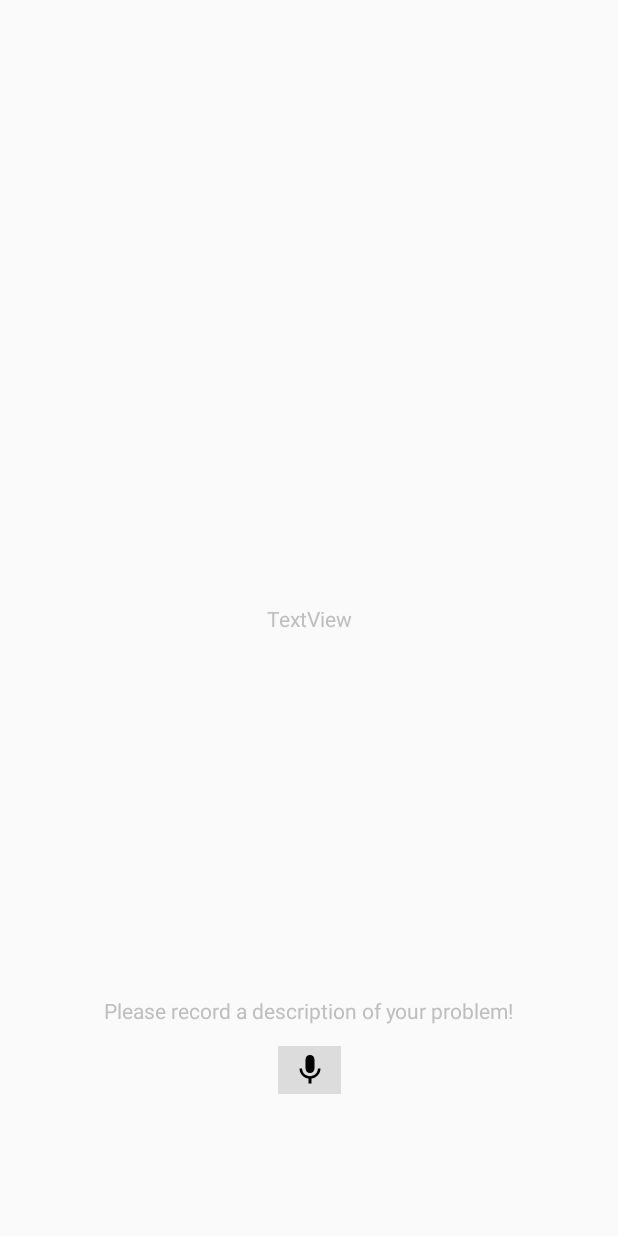
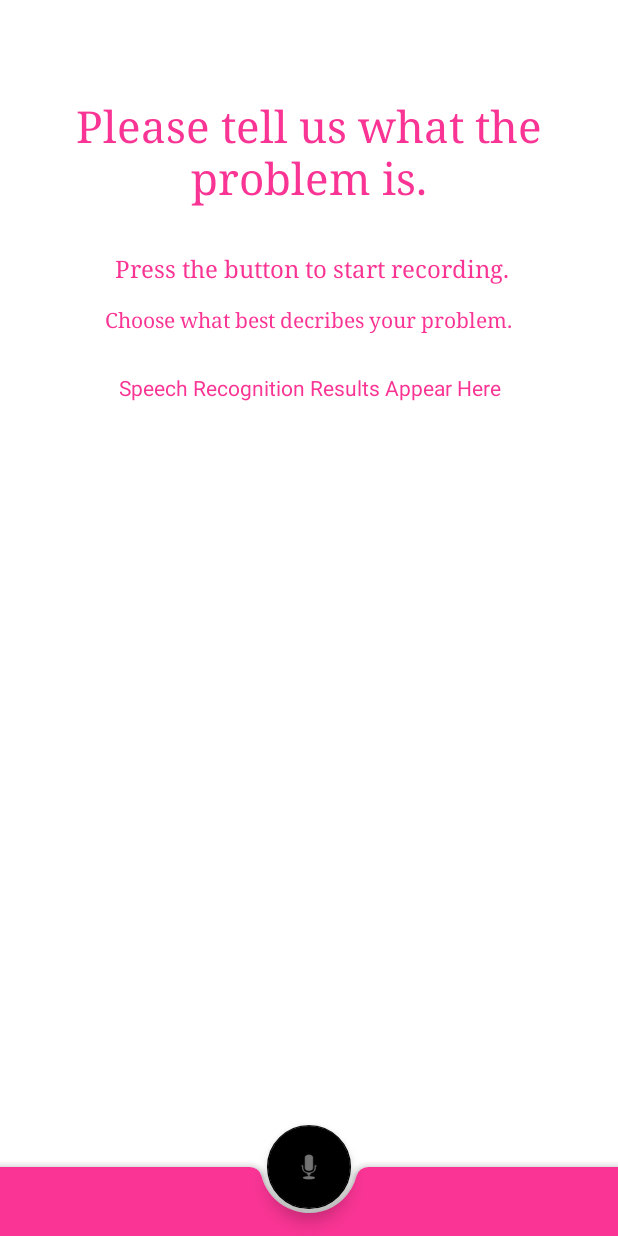
Before and after one commit to adi2624/T-Mobile-Rescue-App, an Android app: the MainActivity screen opened directly, with no data from a screen before it, on a phone screen of 412 x 824 dp. Run offline under Robolectric (Android 15) with nearby library versions, the phone set to English and light mode, and no system bars.

Commit message:
Updated UI

```diff
--- a/app/build.gradle
+++ b/app/build.gradle
@@ -26,8 +26,9 @@ android {
 dependencies {
     //compile 'com.google.android.material:material:1.0.0-beta01'
     compile fileTree(include: ['*.jar'], dir: 'libs')
-    implementation 'com.android.support:appcompat-v7:28.0.0'
-    implementation 'com.android.support:design:28.0.0'
+    implementation 'com.android.support:appcompat-v7:28.0.0-alpha1'
+    implementation 'com.android.support:design:28.0.0-alpha1'
+    implementation 'com.android.support:support-v4:28.0.0-alpha1'
     compile "org.jetbrains.kotlin:kotlin-stdlib:$kotlin_version"
     compile project(':bubblepicker')
     compile 'com.android.support.constraint:constraint-layout:1.1.3'
--- a/app/src/main/AndroidManifest.xml
+++ b/app/src/main/AndroidManifest.xml
@@ -17,15 +17,16 @@
         <activity
             android:name=".SplashActivity"
             android:theme="@style/AppTheme.Launcher">
+            <intent-filter>
+                <action android:name="android.intent.action.MAIN" />
+                <category android:name="android.intent.category.LAUNCHER" />
+            </intent-filter>
 
         </activity>
         <activity
             android:name=".Main2Activity"
             android:theme="@style/AppTheme">
-            <intent-filter>
-                <action android:name="android.intent.action.MAIN" />
-                <category android:name="android.intent.category.LAUNCHER" />
-            </intent-filter>
+
         </activity>
     </application>
 
--- a/app/src/main/java/com/igalata/bubblepickerdemo/DemoActivity.kt
+++ b/app/src/main/java/com/igalata/bubblepickerdemo/DemoActivity.kt
@@ -35,9 +35,9 @@ class DemoActivity : AppCompatActivity() {
         super.onCreate(savedInstanceState)
         setContentView(R.layout.activity_demo)
 
-        titleTextView.typeface = mediumTypeface
-        subtitleTextView.typeface = boldTypeface
-        hintTextView.typeface = regularTypeface
+       // titleTextView.typeface = mediumTypeface
+        //subtitleTextView.typeface = boldTypeface
+       // hintTextView.typeface = regularTypeface
         if (Build.VERSION.SDK_INT >= Build.VERSION_CODES.LOLLIPOP) {
             subtitleTextView.letterSpacing = 0.06f
             hintTextView.letterSpacing = 0.05f
--- a/app/src/main/java/com/igalata/bubblepickerdemo/MainActivity.java
+++ b/app/src/main/java/com/igalata/bubblepickerdemo/MainActivity.java
@@ -21,11 +21,11 @@ public class MainActivity extends AppCompatActivity {
         setContentView(R.layout.activity_main);
 
 
-        TextView box = findViewById(R.id.textView);
+
         String message = "Please record a description of your problem!";
-        box.setText(message);
+        //box.setText(message);
 
-        ImageButton mic = findViewById(R.id.btnSpeak);
+        ImageButton mic = findViewById(R.id.fab);
         mic.setOnClickListener(new View.OnClickListener() {
             @Override
             public void onClick(View view) {
@@ -50,7 +50,7 @@ public class MainActivity extends AppCompatActivity {
     @Override
     protected void onActivityResult(int requestCode, int resultCode, Intent data) {
         super.onActivityResult(requestCode, resultCode, data);
-        TextView results = findViewById(R.id.Results);
+        TextView results = findViewById(R.id.textView2);
         switch (requestCode) {
             case REQ_CODE_SPEECH_INPUT: {
                 if (resultCode == RESULT_OK && null != data) {
--- a/app/src/main/res/drawable/ic_baseline_mic_24px.xml
+++ /dev/null
@@ -1,9 +0,0 @@
-<vector xmlns:android="http://schemas.android.com/apk/res/android"
-    android:width="24dp"
-    android:height="24dp"
-    android:viewportWidth="24"
-    android:viewportHeight="24">
-  <path
-      android:fillColor="#FF000000"
-      android:pathData="M12,14c1.66,0 2.99,-1.34 2.99,-3L15,5c0,-1.66 -1.34,-3 -3,-3S9,3.34 9,5v6c0,1.66 1.34,3 3,3zM17.3,11c0,3 -2.54,5.1 -5.3,5.1S6.7,14 6.7,11L5,11c0,3.41 2.72,6.23 6,6.72L11,21h2v-3.28c3.28,-0.48 6,-3.3 6,-6.72h-1.7z"/>
-</vector>
--- a/app/src/main/res/layout/activity_demo.xml
+++ b/app/src/main/res/layout/activity_demo.xml
@@ -1,10 +1,18 @@
 <?xml version="1.0" encoding="utf-8"?>
+<android.support.design.widget.CoordinatorLayout
+    xmlns:android="http://schemas.android.com/apk/res/android"
+    xmlns:app="http://schemas.android.com/apk/res-auto"
+    xmlns:tools="http://schemas.android.com/tools"
+    android:layout_width="match_parent"
+    android:layout_height="match_parent"
+    tools:context=".MainActivity">
+
     <LinearLayout xmlns:android="http://schemas.android.com/apk/res/android"
         xmlns:app="http://schemas.android.com/apk/res-auto"
         android:layout_width="match_parent"
         android:layout_height="match_parent"
-    android:background="@android:color/background_dark"
-    android:backgroundTint="@android:color/black"
+        android:background="@android:color/white"
+        android:backgroundTint="@android:color/white"
         android:orientation="vertical">
 
         <TextView
@@ -13,9 +21,11 @@
             android:layout_height="149dp"
             android:layout_gravity="center"
             android:layout_marginTop="26dp"
+            android:autoText="false"
             android:fontFamily="serif"
             android:fontFeatureSettings="?android:attr/candidatesTextStyleSpans"
             android:gravity="center"
+            android:includeFontPadding="true"
             android:text="Welcome to T-Mobile Rescue!"
             android:textAllCaps="false"
             android:textColor="@color/roseEnd"
@@ -49,8 +59,10 @@
         <com.igalata.bubblepicker.rendering.BubblePicker
             android:id="@+id/picker"
             android:layout_width="match_parent"
-        android:layout_height="379dp"
-        android:backgroundTint="@android:color/black"
-        app:backgroundColor="@android:color/background_dark" />
+            android:layout_height="292dp"
+            android:backgroundTint="@android:color/white"
+            app:backgroundColor="@android:color/white" />
 
     </LinearLayout>
+
+</android.support.design.widget.CoordinatorLayout>
--- a/app/src/main/res/layout/activity_main.xml
+++ b/app/src/main/res/layout/activity_main.xml
@@ -1,51 +1,90 @@
 <?xml version="1.0" encoding="utf-8"?>
-<android.support.constraint.ConstraintLayout xmlns:android="http://schemas.android.com/apk/res/android"
+<android.support.design.widget.CoordinatorLayout
+    xmlns:android="http://schemas.android.com/apk/res/android"
     xmlns:app="http://schemas.android.com/apk/res-auto"
-    android:theme="@android:style/Theme.NoTitleBar.Fullscreen"
     xmlns:tools="http://schemas.android.com/tools"
     android:layout_width="match_parent"
     android:layout_height="match_parent"
     tools:context=".MainActivity">
 
-    <ImageButton
-        android:id="@+id/btnSpeak"
-        android:layout_width="50dp"
-        android:layout_height="wrap_content"
-        android:layout_marginStart="8dp"
-        android:layout_marginTop="8dp"
-        android:layout_marginEnd="8dp"
-        android:layout_marginBottom="8dp"
-        app:layout_constraintBottom_toBottomOf="parent"
-        app:layout_constraintEnd_toEndOf="parent"
-        app:layout_constraintStart_toStartOf="parent"
-        app:layout_constraintTop_toTopOf="parent"
-        app:layout_constraintVertical_bias="0.894"
-        app:srcCompat="@drawable/ic_baseline_mic_24px" />
+    <LinearLayout xmlns:android="http://schemas.android.com/apk/res/android"
+        xmlns:app="http://schemas.android.com/apk/res-auto"
+        android:layout_width="match_parent"
+        android:layout_height="match_parent"
+        android:background="@android:color/white"
+        android:backgroundTint="@android:color/white"
+        android:orientation="vertical">
 
         <TextView
-        android:id="@+id/textView"
+            android:id="@+id/titleTextView"
+            android:layout_width="wrap_content"
+            android:layout_height="149dp"
+            android:layout_gravity="center"
+            android:layout_marginTop="26dp"
+            android:fontFamily="serif"
+            android:fontFeatureSettings="?android:attr/candidatesTextStyleSpans"
+            android:gravity="center"
+            android:text="Please tell us what the problem is."
+            android:textAllCaps="false"
+            android:textColor="@color/roseEnd"
+            android:textSize="29sp" />
+
+        <TextView
+            android:id="@+id/subtitleTextView"
             android:layout_width="wrap_content"
             android:layout_height="wrap_content"
-        android:layout_marginStart="8dp"
-        android:layout_marginEnd="8dp"
-        android:layout_marginBottom="8dp"
-        android:text="TextView"
-        app:layout_constraintBottom_toTopOf="@+id/btnSpeak"
-        app:layout_constraintEnd_toEndOf="parent"
-        app:layout_constraintStart_toStartOf="parent" />
+            android:layout_gravity="center"
+            android:layout_marginTop="-7dp"
+            android:fontFamily="serif"
+            android:gravity="center"
+            android:text=" Press the button to start recording."
+            android:textColor="@color/roseEnd"
+            android:textSize="16sp" />
 
         <TextView
-        android:id="@+id/Results"
+            android:id="@+id/hintTextView"
             android:layout_width="wrap_content"
             android:layout_height="wrap_content"
-        android:layout_marginStart="8dp"
-        android:layout_marginTop="8dp"
-        android:layout_marginEnd="8dp"
-        android:layout_marginBottom="8dp"
-        android:text="TextView"
-        app:layout_constraintBottom_toBottomOf="parent"
-        app:layout_constraintEnd_toEndOf="parent"
-        app:layout_constraintStart_toStartOf="parent"
-        app:layout_constraintTop_toTopOf="parent" />
+            android:layout_gravity="center"
+            android:layout_margin="14dp"
+            android:fontFamily="serif"
+            android:gravity="center"
+            android:lineSpacingMultiplier="1"
+            android:text="Choose what best decribes your problem."
+            android:textColor="@color/roseEnd"
+            android:textSize="14sp" />
 
-</android.support.constraint.ConstraintLayout>
+        <TextView
+            android:id="@+id/textView2"
+            android:layout_width="match_parent"
+            android:layout_height="43dp"
+            android:gravity="center"
+            android:lineSpacingMultiplier="1"
+            android:text="Speech Recognition Results Appear Here"
+            android:textColor="@color/roseEnd" />
+
+
+    </LinearLayout>
+
+    <android.support.design.bottomappbar.BottomAppBar
+        android:id="@+id/bottom_appbar"
+        android:layout_width="match_parent"
+        android:layout_height="46dp"
+        android:layout_gravity="bottom"
+        app:backgroundTint="@color/roseEnd"
+        app:fabAlignmentMode="center"
+        app:fabCradleDiameter="6dp"
+        app:fabCradleVerticalOffset="2dp"
+        app:popupTheme="@style/ThemeOverlay.AppCompat.Light"
+        app:theme="@style/ThemeOverlay.AppCompat.Dark.ActionBar" />
+
+    <android.support.design.widget.FloatingActionButton
+        android:id="@+id/fab"
+        android:layout_width="match_parent"
+        android:layout_height="wrap_content"
+        android:layout_gravity="bottom|center_horizontal"
+        android:src="@android:drawable/ic_btn_speak_now"
+        app:backgroundTint="@android:color/black"
+        app:layout_anchor="@+id/bottom_appbar"
+        app:rippleColor="@android:color/white" />
+</android.support.design.widget.CoordinatorLayout>
--- a/app/src/main/res/layout/activity_splash2.xml
+++ b/app/src/main/res/layout/activity_splash2.xml
@@ -4,6 +4,12 @@
     xmlns:tools="http://schemas.android.com/tools"
     android:layout_width="match_parent"
     android:layout_height="match_parent"
+    android:layout_marginStart="10dp"
+    android:layout_marginLeft="10dp"
+    android:layout_marginTop="10dp"
+    android:layout_marginEnd="10dp"
+    android:layout_marginRight="10dp"
+    android:layout_marginBottom="10dp"
     tools:context=".SplashActivity">
 
 </android.support.constraint.ConstraintLayout>
```
Also changed, not shown: app/src/main/res/drawable/baseline_question_answer_black_18dp.png (deleted), app/src/main/res/drawable/baseline_question_answer_white_18dp.png (deleted). Lines whose indentation alone changed are shown as unchanged.
